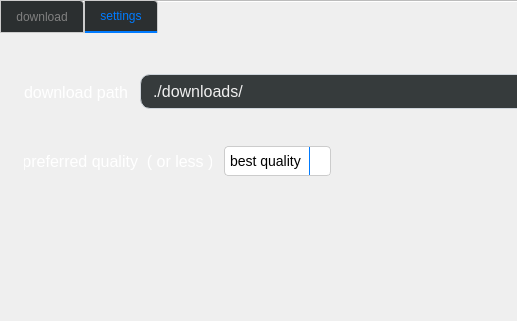
Before: the Qt Designer form p1.ui in abderrahmane-blk/youtube-downloader, drawn with Qt 5; both pictures show x 0 to 517 and y 0 to 321 of the 800 by 600 pixel window.
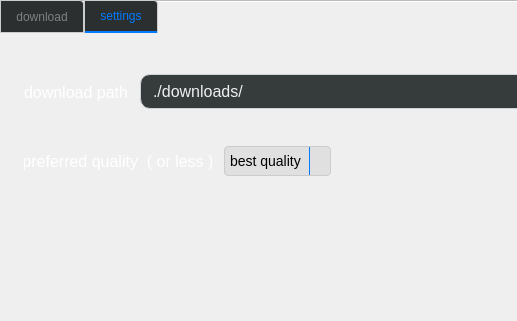
After: the same form once the commit is applied. The open tabs and pages were chosen to show the change. Icons and pictures are not drawn.

Diff of the .ui file:
```diff
--- a/p1.ui
+++ b/p1.ui
@@ -810,12 +810,14 @@
                    </size>
                   </property>
                   <property name="styleSheet">
-                   <string notr="true">QComboBox {
+                   <string notr="true">
+      QComboBox {
     border: 1px solid #ccc;
     border-radius: 4px;
     padding: 5px;
     font-size: 14px;
-    background-color: white;
+    background-color: #e0e0e0;
+    color: #000000;
 }
 
 QComboBox:hover {
@@ -844,20 +846,18 @@
 QComboBox QAbstractItemView {
     border: 1px solid #ccc;
     border-radius: 4px;
-    background-color: white;
-    selection-background-color: #e0e0e0; /* Selected item background */
-    selection-color: black;
+    background-color: #ffffff;
+    selection-background-color: #0078d4;
+    selection-color: #ffffff;
     outline: 0px;
 }
 
 QComboBox QAbstractItemView::item {
     padding: 5px;
     min-height: 20px;
-
-
+    color: #000000;
 }
 
-
 </string>
                   </property>
                   <item>
```
Left out of the diff: 7 changed lines with no effect on the pictures.
